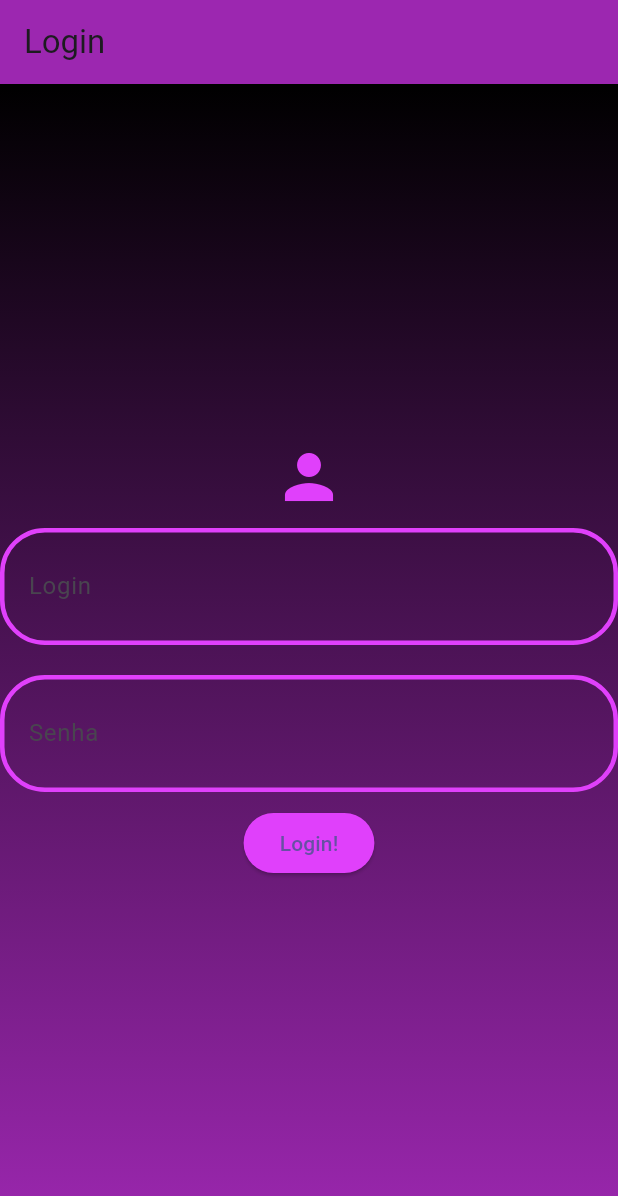
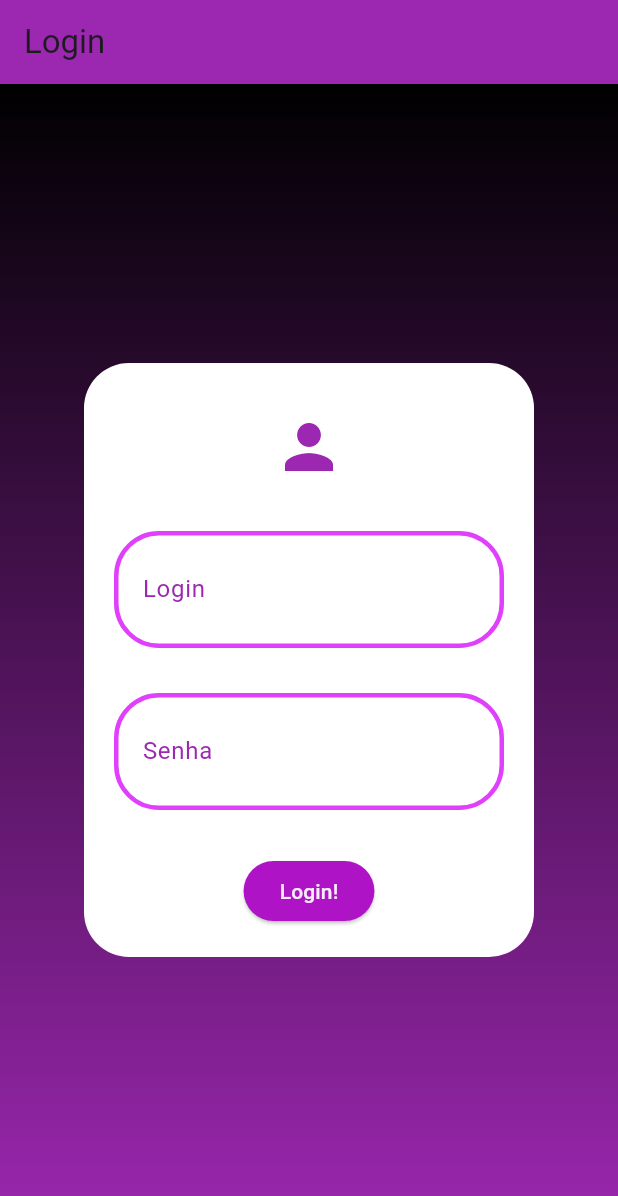
Before and after one commit to Johws/my_project, a Flutter app: the screen it shows after launch, on a phone screen of 412 x 824 dp. Shown: the top 1196 px of the screen. Run offline on Flutter 3.47's test engine with Material 3 defaults, Android fonts, the phone set to English and light mode, and no system bars; Roboto replaces fonts that are missing (Arial).

Commit message:
Layout melhora

```diff
--- a/lib/Login.dart
+++ b/lib/Login.dart
@@ -20,19 +20,35 @@ class Login extends StatelessWidget {
                 begin: Alignment.bottomCenter,
                 end: Alignment.topCenter,
                 colors: [Colors.purple, Colors.black],
-              )),
+              ),
+            ),
           ),
           Center(
+            child: Container(
+              width: 300, // Largura do contêiner branco
+              padding: EdgeInsets.all(20.0),
+              decoration: BoxDecoration(
+                color: Colors.white, // Cor de fundo branca
+                borderRadius: BorderRadius.circular(30.0),
+              ),
               child: Column(
                 mainAxisAlignment: MainAxisAlignment.center,
+                mainAxisSize: MainAxisSize.min,
                 children: <Widget>[
                   Container(
+                    padding: EdgeInsets.all(
+                        12.0), // Espaçamento interno para criar uma forma quadrada
+                    decoration: BoxDecoration(
+                      color: Colors.white, // Cor de fundo branca
+                      borderRadius: BorderRadius.circular(10.0),
+                    ),
                     child: Icon(
                       Icons.person,
                       size: 48.0,
-                      color: Colors.purpleAccent,
+                      color: Colors.purple,
                     ),
                   ),
+                  SizedBox(height: 10), // Espaçamento entre os elementos
                   // Campo de entrada para login
                   Container(
                     margin: EdgeInsets.symmetric(vertical: 10),
@@ -52,7 +68,7 @@ class Login extends StatelessWidget {
                       ),
                     ),
                   ),
-
+                  SizedBox(height: 10), // Espaçamento entre os elementos
                   // Campo de entrada para senha
                   Container(
                     margin: EdgeInsets.symmetric(vertical: 10),
@@ -73,7 +89,7 @@ class Login extends StatelessWidget {
                       obscureText: true,
                     ),
                   ),
-
+                  SizedBox(height: 20), // Espaçamento entre os elementos
                   // Botão para ir para a tela de Lista de Tarefas
                   ElevatedButton(
                     onPressed: () {
@@ -102,15 +118,22 @@ class Login extends StatelessWidget {
                     },
                     style: ButtonStyle(
                       backgroundColor: MaterialStateProperty.all<Color>(
-                        Colors.purpleAccent,
+                        Color.fromARGB(255, 174, 19, 198),
                       ),
                     ),
-                    child: Text('Login!'),
+                    child: Text(
+                      'Login!',
+                      style: TextStyle(
+                        color: const Color.fromARGB(236, 255, 255, 255),
+                      ),
+                    ),
                   ),
                 ],
               ),
             ),
+          ),
         ],
-        ));
+      ),
+    );
   }
 }
--- a/lib/main.dart
+++ b/lib/main.dart
@@ -10,11 +10,15 @@ class MyApp extends StatelessWidget {
   Widget build(BuildContext context) {
     return MaterialApp(
       theme: ThemeData(
-        // Define a cor de destaque do tema
         textTheme: TextTheme(
-          bodyMedium: TextStyle(
-            fontFamily: 'Arial', // Define a fonte global como Arial
-            color: Colors.white, // Define a cor de texto global como branca
+          bodyText1: TextStyle(
+            fontFamily: 'Arial',
+            color: Colors.purple,
+          ),
+        ),
+        inputDecorationTheme: InputDecorationTheme(
+          labelStyle: TextStyle(
+            color: Colors.purple,
           ),
         ),
       ),
```
Also changed, not shown: lib/AddTarefas.dart (+17 -3 lines), lib/ListaTarefas.dart (+21 -2 lines), lib/RemoverTarefas.dart (+4 -4 lines). Lines whose indentation alone changed are shown as unchanged.
